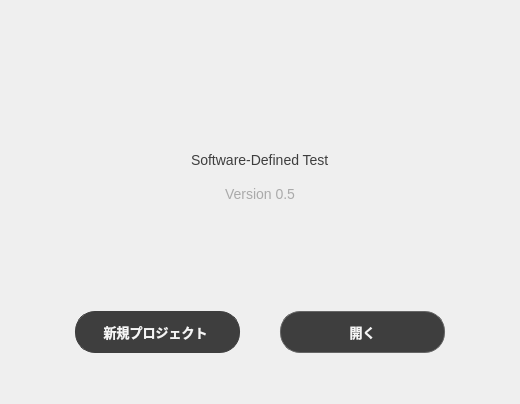
RUTILEA/SDTest, file src/main/python/view/ui/startup.ui: the form before one commit.
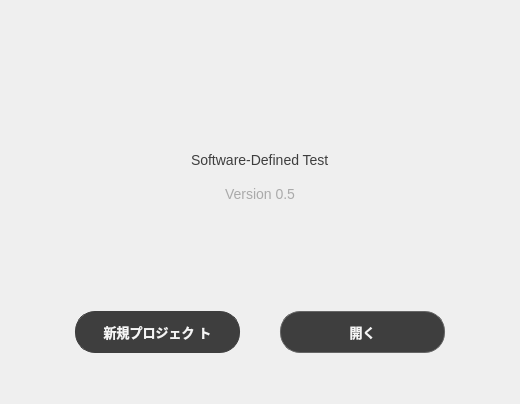
The form after the commit. Icons and pictures are not drawn.

What changed in the file:
```diff
--- a/src/main/python/view/ui/startup.ui
+++ b/src/main/python/view/ui/startup.ui
@@ -275,20 +275,11 @@
           </size>
          </property>
          <property name="text">
-          <string>新規プロジェクト </string>
+          <string>新規プロジェク ト</string>
          </property>
          <property name="icon">
-          <iconset resource="../../../resources/base/qrc/icon.qrc">
-           <normaloff>:/icon/fonts/fontawesome/font-awesome_4-7-0_plus_32_4_f5f5f5_none.png</normaloff>:/icon/fonts/fontawesome/font-awesome_4-7-0_plus_32_4_f5f5f5_none.png</iconset>
-         </property>
-         <property name="iconSize">
-          <size>
-           <width>16</width>
-           <height>16</height>
-          </size>
-         </property>
-         <property name="checkable">
-          <bool>false</bool>
+          <iconset resource="../../qrc/icon.qrc">
+           <normaloff>:/icon/resources/base/fonts/fontawesome/font-awesome_4-7-0_plus_32_4_f5f5f5_none.png</normaloff>:/icon/resources/base/fonts/fontawesome/font-awesome_4-7-0_plus_32_4_f5f5f5_none.png</iconset>
          </property>
          <property name="checked">
           <bool>false</bool>
```
Left out of the diff: 13 changed lines with no effect on the pictures.
